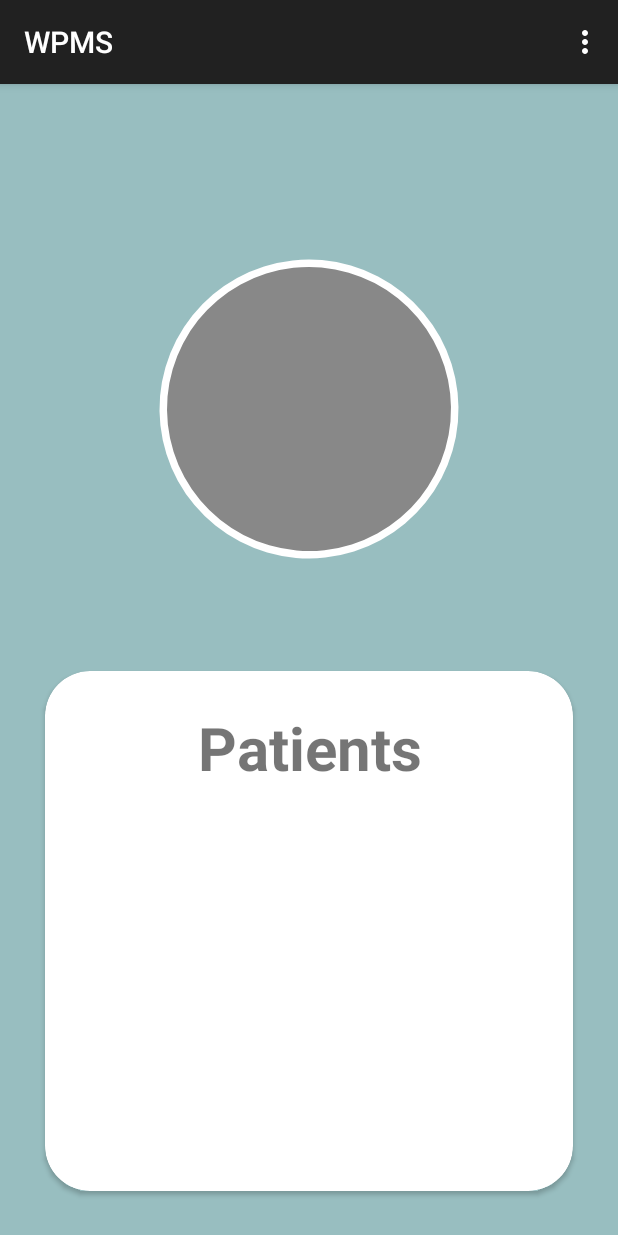
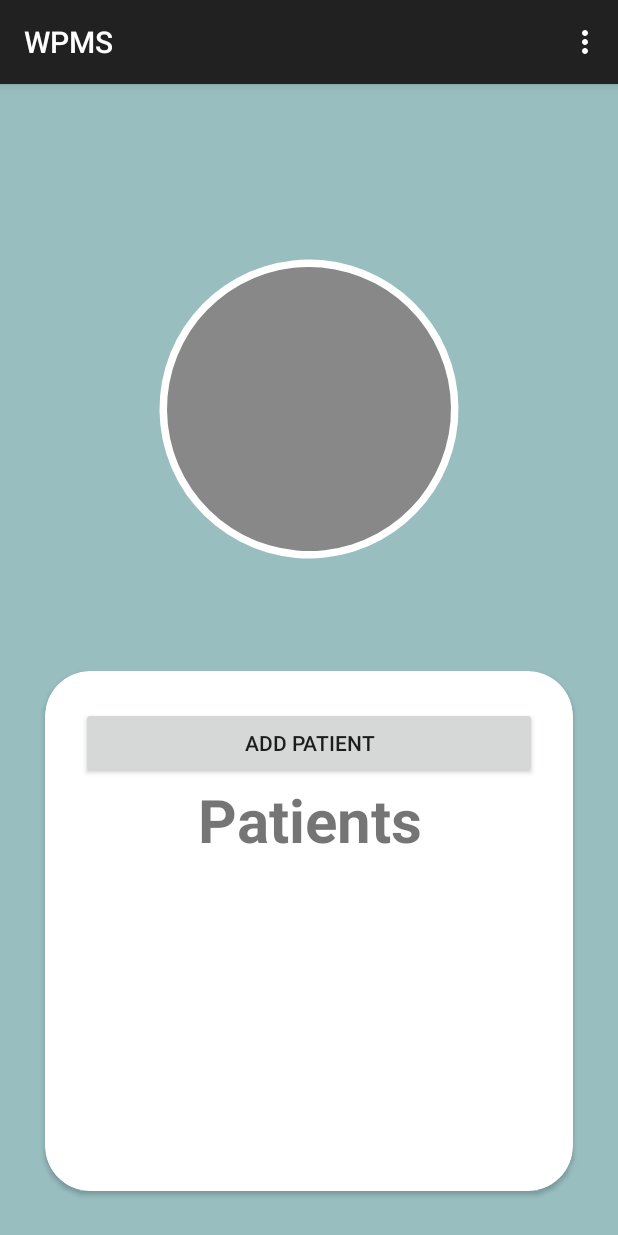
Before and after one commit to crdildy/WPMSProject, an Android app built with Jetpack Compose: the CaregiverHomeActivity screen opened directly, with no data from a screen before it, on a phone screen of 412 x 824 dp. Run offline under Robolectric (Android 15) with nearby library versions, the phone set to English and light mode, and no system bars.

Commit message:
Added framework to add new patient

```diff
--- a/app/src/main/java/com/example/wpms/home_activities/CaregiverHomeActivity.kt
+++ b/app/src/main/java/com/example/wpms/home_activities/CaregiverHomeActivity.kt
@@ -1,11 +1,13 @@
 package com.example.wpms.home_activities
 
+import android.content.Intent
 import android.os.Bundle
 import android.util.Log
 import android.view.Menu
 import android.view.MenuInflater
 import android.widget.Button
 import android.widget.EditText
+import android.widget.Toast
 import androidx.appcompat.app.AppCompatActivity
 import androidx.compose.foundation.Canvas
 import androidx.compose.foundation.layout.padding
@@ -50,8 +52,8 @@ class CaregiverHomeActivity : AppCompatActivity() {
             // Remember to import CustomProgressBar composable function if it's not in the same package
             ProfilePictureHolder()
         }
+    }
 
-    }
     @Preview
     @Composable
     fun ProfilePicturePreview() {
--- a/app/src/main/res/layout/activity_caregiver_home.xml
+++ b/app/src/main/res/layout/activity_caregiver_home.xml
@@ -36,6 +36,12 @@
             android:orientation="vertical"
             android:padding="24dp">
 
+            <Button
+                android:id="@+id/addPatient"
+                android:layout_width="match_parent"
+                android:layout_height="wrap_content"
+                android:text="Add patient" />
+
             <TextView
                 android:id="@+id/SignUpText"
                 android:layout_width="match_parent"
--- a/app/src/main/res/layout/activity_new_patient.xml
+++ b/app/src/main/res/layout/activity_new_patient.xml
@@ -3,4 +3,6 @@
     android:layout_width="match_parent"
     android:layout_height="match_parent">
 
+
+
 </androidx.constraintlayout.widget.ConstraintLayout>
```
Also changed, not shown: app/src/main/java/com/example/wpms/add_activities/NewEditPatientActivity.kt (added, +13 -0 lines).
